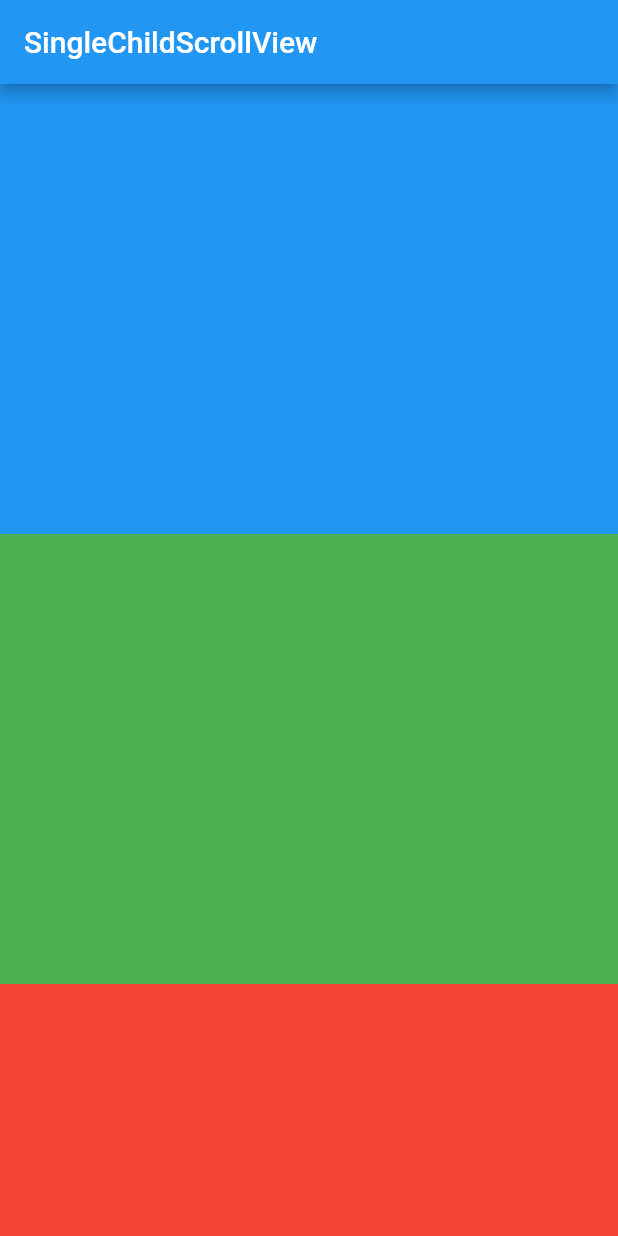
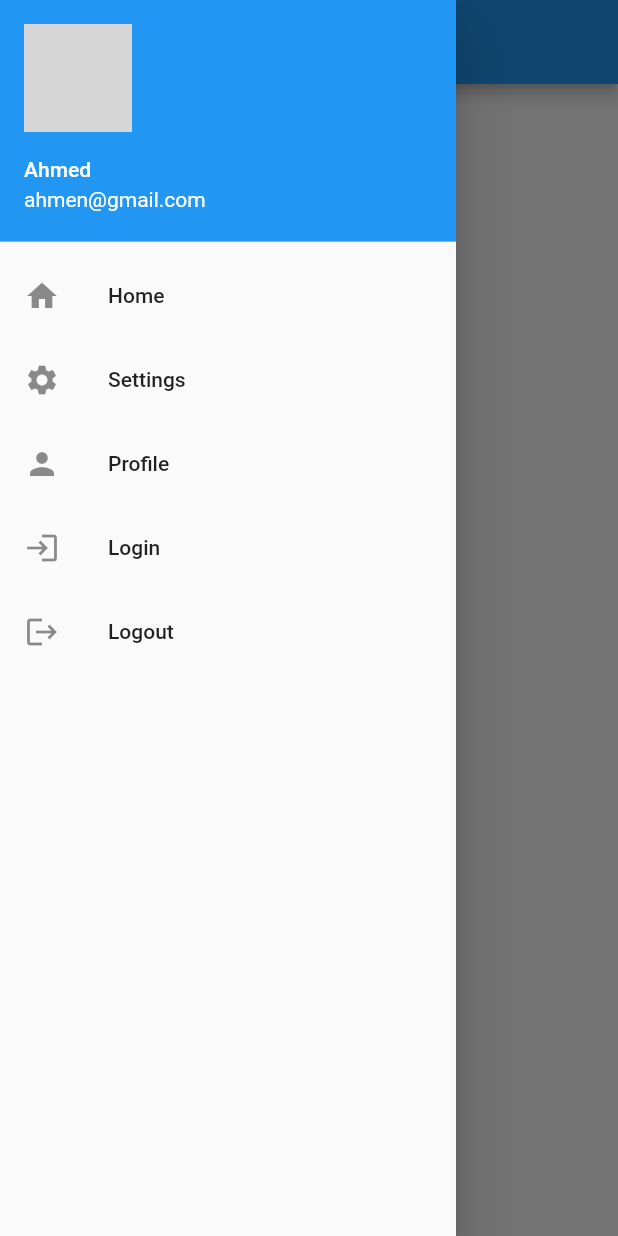
Before and after one commit to PhanithNoch/flutter_course_2031_1011, a Flutter app: the screen it shows after launch, with the side drawer open (before the commit the screen has no drawer), on a phone screen of 412 x 824 dp. Run offline on Flutter 3.47's test engine with Material 2 defaults, Android fonts, the phone set to English and light mode, and no system bars; network calls fail; grey boxes are pictures that could not be loaded.

Commit message:
flutter drawer

```diff
--- /dev/null
+++ b/lib/drawer_example.dart
@@ -0,0 +1,54 @@
+import 'package:flutter/material.dart';
+
+class DrawerExampleScreen extends StatelessWidget {
+  const DrawerExampleScreen({Key? key}) : super(key: key);
+
+  @override
+  Widget build(BuildContext context) {
+    return Scaffold(
+      drawer: Drawer(
+        child: Column(
+          children: [
+            Container(
+              child: UserAccountsDrawerHeader(
+                currentAccountPicture: CircleAvatar(
+                  backgroundImage: NetworkImage('https://i.pravatar.cc/300'),
+                ),
+                accountName: Text('Ahmed'),
+                accountEmail: Text('ahmen@gmail.com'),
+              ),
+            ),
+            ListTile(
+              leading: Icon(Icons.home),
+              title: Text('Home'),
+              onTap: () {},
+            ),
+            ListTile(
+              leading: Icon(Icons.settings),
+              title: Text('Settings'),
+              onTap: () {},
+            ),
+            ListTile(
+              leading: Icon(Icons.person),
+              title: Text('Profile'),
+              onTap: () {},
+            ),
+            ListTile(
+              leading: Icon(Icons.login),
+              title: Text('Login'),
+              onTap: () {},
+            ),
+            ListTile(
+              leading: Icon(Icons.logout),
+              title: Text('Logout'),
+              onTap: () {},
+            ),
+          ],
+        ),
+      ),
+      appBar: AppBar(
+        title: Text('Drawer Example'),
+      ),
+    );
+  }
+}
--- a/lib/main.dart
+++ b/lib/main.dart
@@ -1,6 +1,7 @@
 import 'package:blog_app/single_child_example.dart';
 import 'package:flutter/material.dart';
 
+import 'drawer_example.dart';
 import 'home.dart';
 import 'login_screen.dart';
 
@@ -14,7 +15,8 @@ class MyApp extends StatelessWidget {
   @override
   Widget build(BuildContext context) {
     return MaterialApp(
-      home: SingleChildExample(),
+      debugShowCheckedModeBanner: false,
+      home: DrawerExampleScreen(),
     );
   }
 }
```
